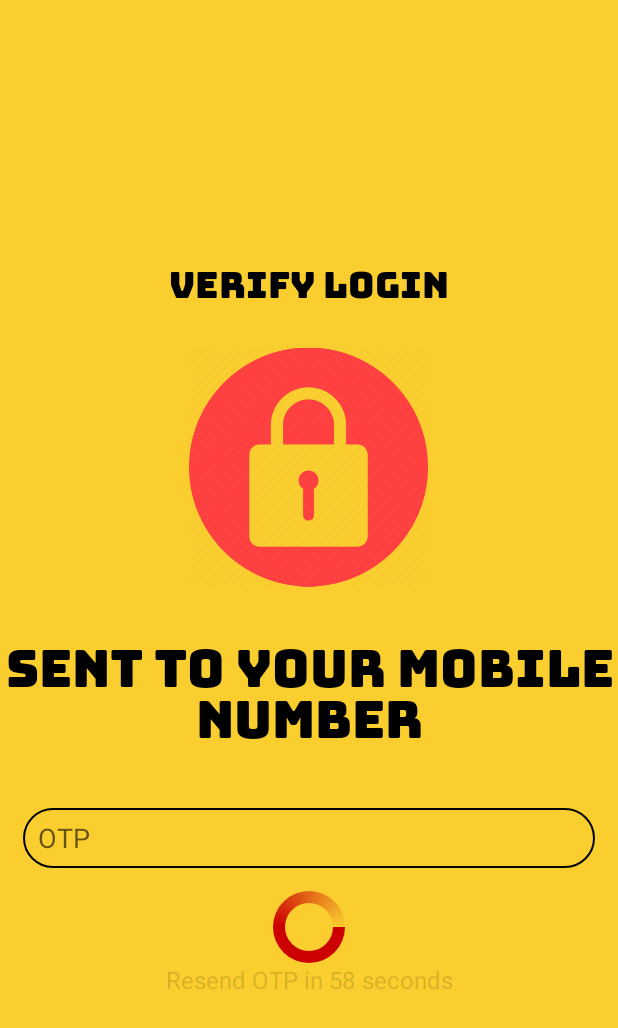
After one commit to EpicPrivacy/LORA_v4, an Android app: the Login_verify screen opened directly, with no data from a screen before it, on a phone screen of 412 x 824 dp. The commit adds this screen. Shown: the top 1028 px of the screen. Run offline under Robolectric (Android 15) with nearby library versions, the phone set to English and light mode, and no system bars; our stand-ins replace Firebase (no records; nobody signed in at launch, a user with empty details on screens opened directly); 1 statement that could not run was skipped.

Commit message:
number only mobile number and otp remove mainactivity direct to login

```diff
--- a/app/build.gradle
+++ b/app/build.gradle
@@ -65,6 +65,7 @@ dependencies {
 
     implementation 'com.google.android.libraries.places:places:3.3.0'
 
+    implementation 'com.google.firebase:firebase-auth:22.3.0'
 
     implementation 'androidx.recyclerview:recyclerview:1.3.2'
 
--- a/app/src/main/java/com/example/lorav4/Forgot_password.java
+++ b/app/src/main/java/com/example/lorav4/Forgot_password.java
@@ -55,12 +55,12 @@ public class Forgot_password extends AppCompatActivity {
 
     private boolean ValidateRegNumber(){
         String val = mobileEditText.getText().toString();
-        String NumberMatch = "^[+]?[0-9]{10}$";
+        String NumberMatch = "^[+]?[0-9]{11}$";
 
         if(val.isEmpty()){
             mobileEditText.setError("Field cannot be empty");
             return false;
-        } else if (val.length()!=10) {
+        } else if (val.length()!=11) {
             mobileEditText.setError("Mobile number not valid");
             return false;
         }else if (!val.matches(NumberMatch)) {
--- /dev/null
+++ b/app/src/main/java/com/example/lorav4/Login_verify.java
@@ -0,0 +1,194 @@
+package com.example.lorav4;
+
+
+import android.content.Intent;
+import android.os.Bundle;
+import android.view.View;
+import android.widget.Button;
+import android.widget.EditText;
+import android.widget.ProgressBar;
+import android.widget.TextView;
+
+import androidx.annotation.NonNull;
+import androidx.appcompat.app.AppCompatActivity;
+
+import com.example.lorav4.utils.AndroidUtil;
+import com.google.android.gms.tasks.OnCompleteListener;
+import com.google.android.gms.tasks.Task;
+import com.google.firebase.FirebaseException;
+import com.google.firebase.auth.AuthResult;
+import com.google.firebase.auth.FirebaseAuth;
+import com.google.firebase.auth.PhoneAuthCredential;
+import com.google.firebase.auth.PhoneAuthOptions;
+import com.google.firebase.auth.PhoneAuthProvider;
+
+import java.util.Timer;
+import java.util.TimerTask;
+import java.util.concurrent.TimeUnit;
+public class Login_verify extends AppCompatActivity {
+
+
+    String m_number;
+    Long timeoutSeconds = 60L;
+    String verificationCode;
+    PhoneAuthProvider.ForceResendingToken  resendingToken;
+
+    EditText otp_input;
+    Button btn_next;
+    ProgressBar progressBar;
+    TextView btn_resend;
+    FirebaseAuth mAuth = FirebaseAuth.getInstance();
+
+
+    @Override
+    protected void onCreate(Bundle savedInstanceState) {
+        super.onCreate(savedInstanceState);
+        setContentView(R.layout.activity_login_verify);
+
+        otp_input = findViewById(R.id.login_otp_input);
+        btn_next = findViewById(R.id.login_btn_next);
+        progressBar = findViewById(R.id.login_progressBar);
+        btn_resend = findViewById(R.id.login_btn_resend);
+
+        m_number = getIntent().getExtras().getString("m_number");
+
+        sendOtp(m_number,false);
+
+        btn_next.setOnClickListener(v -> {
+            ValidateRegNumber();
+            String enteredOtp  = otp_input.getText().toString();
+            PhoneAuthCredential credential =  PhoneAuthProvider.getCredential(verificationCode,enteredOtp);
+            signIn(credential);
+        });
+
+        btn_resend.setOnClickListener((v)->{
+            sendOtp(m_number,true);
+        });
+
+    }
+    private boolean ValidateRegNumber(){
+        String val = otp_input.getText().toString();
+        String NumberMatch = "^[+]?[0-9]{10}$";
+
+        if(val.isEmpty()){
+            otp_input.setError("Field cannot be empty");
+            return false;
+        } else if (val.length()!=10) {
+            otp_input.setError("Mobile number not valid");
+            return false;
+        }else if (!val.matches(NumberMatch)) {
+            otp_input.setError("Philippine number only");
+            return false;
+        }
+        else {
+            otp_input.setError(null);
+            return true;
+        }
+    }
+
+    void sendOtp(String phoneNumber,boolean isResend){
+        startResendTimer();
+        setInProgress(true);
+        PhoneAuthOptions.Builder builder =
+                PhoneAuthOptions.newBuilder(mAuth)
+                        .setPhoneNumber(phoneNumber)
+                        .setTimeout(timeoutSeconds, TimeUnit.SECONDS)
+                        .setActivity(this)
+                        .setCallbacks(new PhoneAuthProvider.OnVerificationStateChangedCallbacks() {
+                            @Override
+                            public void onVerificationCompleted(@NonNull PhoneAuthCredential phoneAuthCredential) {
+                                signIn(phoneAuthCredential);
+                                setInProgress(false);
+                            }
+
+                            @Override
+                            public void onVerificationFailed(@NonNull FirebaseException e) {
+                                AndroidUtil.showtoast(getApplicationContext(),"OTP verification failed");
+                                setInProgress(false);
+                            }
+
+                            @Override
+                            public void onCodeSent(@NonNull String s, @NonNull PhoneAuthProvider.ForceResendingToken forceResendingToken) {
+                                super.onCodeSent(s, forceResendingToken);
+                                verificationCode = s;
+                                resendingToken = forceResendingToken;
+                                AndroidUtil.showtoast(getApplicationContext(),"OTP sent successfully");
+                                setInProgress(false);
+                            }
+                        });
+        if(isResend){
+            PhoneAuthProvider.verifyPhoneNumber(builder.setForceResendingToken(resendingToken).build());
+        }else{
+            PhoneAuthProvider.verifyPhoneNumber(builder.build());
+        }
+
+    }
+
+    void setInProgress(boolean inProgress){
+        if(inProgress){
+            progressBar.setVisibility(View.VISIBLE);
+            btn_next.setVisibility(View.GONE);
+        }else{
+            progressBar.setVisibility(View.GONE);
+            btn_next.setVisibility(View.VISIBLE);
+        }
+    }
+
+    void signIn(PhoneAuthCredential phoneAuthCredential){
+        //login and go to next activity
+        setInProgress(true);
+        mAuth.signInWithCredential(phoneAuthCredential).addOnCompleteListener(new OnCompleteListener<AuthResult>() {
+            @Override
+            public void onComplete(@NonNull Task<AuthResult> task) {
+                setInProgress(false);
+                if(task.isSuccessful()){
+                    Intent intent = new Intent(Login_verify.this,Dashboard.class);
+                    intent.putExtra("m_number",m_number);
+                    startActivity(intent);
+                }else{
+                    AndroidUtil.showtoast(getApplicationContext(),"OTP verification failed");
+                }
+            }
+        });
+
+
+    }
+
+    void startResendTimer() {
+        btn_resend.setEnabled(false);
+        Timer timer = new Timer();
+
+        timer.scheduleAtFixedRate(new TimerTask() {
+            @Override
+            public void run() {
+                timeoutSeconds--;
+
+                runOnUiThread(() -> {
+                    btn_resend.setText("Resend OTP in " + timeoutSeconds + " seconds");
+                });
+
+                if (timeoutSeconds <= 0) {
+                    timeoutSeconds = 60L;
+                    timer.cancel();
+
+                    runOnUiThread(() -> {
+                        btn_resend.setEnabled(true);
+                    });
+                }
+            }
+        }, 0, 1000);
+    }
+    @Override
+    protected void onPause() {
+        super.onPause();
+        // This method is called when the activity is no longer in the foreground.
+        // You might want to stop ongoing processes or resources here.
+    }
+
+    @Override
+    protected void onDestroy() {
+        super.onDestroy();
+        // This method is called when the activity is being destroyed.
+        // Release resources, unregister listeners, or perform cleanup tasks here.
+    }
+}
--- a/app/src/main/java/com/example/lorav4/Verify_otp.java
+++ b/app/src/main/java/com/example/lorav4/Verify_otp.java
@@ -143,7 +143,7 @@ public class Verify_otp extends AppCompatActivity {
             public void onComplete(@NonNull Task<AuthResult> task) {
                 setInProgress(false);
                 if(task.isSuccessful()){
-                    Intent intent = new Intent(Verify_otp.this,MainActivity.class);
+                    Intent intent = new Intent(Verify_otp.this,Login.class);
                     intent.putExtra("m_number",m_number);
                     startActivity(intent);
                     finish();
--- /dev/null
+++ b/app/src/main/res/drawable/rounded_corner.xml
@@ -0,0 +1,4 @@
+<shape xmlns:android="http://schemas.android.com/apk/res/android">
+    <solid android:color="@android:color/white" />
+    <corners android:radius="8dp" />
+</shape>
--- /dev/null
+++ b/app/src/main/res/layout/activity_login_verify.xml
@@ -0,0 +1,75 @@
+<?xml version="1.0" encoding="utf-8"?>
+<LinearLayout xmlns:android="http://schemas.android.com/apk/res/android"
+    xmlns:app="http://schemas.android.com/apk/res-auto"
+    xmlns:tools="http://schemas.android.com/tools"
+    android:layout_width="match_parent"
+    android:layout_height="match_parent"
+    tools:context=".Login_verify"
+    android:gravity="center"
+    android:orientation="vertical"
+    android:background="#face2f">
+
+    <TextView
+        android:id="@+id/textView16"
+        android:layout_width="match_parent"
+        android:layout_height="wrap_content"
+        android:fontFamily="@font/bungee"
+        android:gravity="center"
+        android:text="Verify Login"
+        android:textColor="#000000"
+        android:textSize="24sp" />
+
+    <ImageView
+        android:id="@+id/imageView2"
+        android:layout_width="159dp"
+        android:layout_height="181dp"
+        android:src="@drawable/otp"
+        tools:srcCompat="@drawable/otp" />
+
+    <TextView
+        android:id="@+id/textView9"
+        android:layout_width="match_parent"
+        android:layout_height="wrap_content"
+        android:fontFamily="@font/bungee"
+        android:gravity="center"
+        android:text="sent to your mobile number"
+        android:textColor="#000000"
+        android:textSize="34sp" />
+
+    <EditText
+        android:id="@+id/login_otp_input"
+        android:layout_width="match_parent"
+        android:layout_height="40dp"
+        android:layout_margin="15dp"
+        android:background="@drawable/edit_text_background"
+        android:ems="10"
+        android:hint="OTP"
+        android:inputType="number"
+        android:paddingStart="10dp" />
+
+    <Button
+        android:id="@+id/login_btn_next"
+        android:layout_width="match_parent"
+        android:layout_height="wrap_content"
+        android:layout_margin="15dp"
+        android:background="@drawable/button_background"
+        android:text="Next"
+        android:textColor="#ffff" />
+
+    <ProgressBar
+        android:id="@+id/login_progressBar"
+        style="?android:attr/progressBarStyle"
+        android:layout_width="match_parent"
+        android:layout_height="wrap_content"
+        android:indeterminateDrawable="@drawable/custom_progress_indicator"/>
+
+    <TextView
+        android:id="@+id/login_btn_resend"
+        android:layout_width="match_parent"
+        android:layout_height="wrap_content"
+        android:gravity="center"
+        android:text="Resend OTP in 60s"
+        android:textSize="16sp" />
+
+
+</LinearLayout>
```
Also changed, not shown: app/src/main/AndroidManifest.xml (+4 -3 lines), app/src/main/java/com/example/lorav4/Helper.java (+39 -26 lines), app/src/main/java/com/example/lorav4/Login.java (+65 -3 lines), app/src/main/java/com/example/lorav4/Order.java (+24 -1 lines), app/src/main/java/com/example/lorav4/Sign_up.java (+42 -23 lines), app/src/main/java/com/example/lorav4/Transactions.java (+48 -6 lines), app/src/main/res/drawable/border_bottom.xml (added, +13 -0 lines), app/src/main/res/layout/activity_sign_up.xml (+28 -3 lines), app/src/main/res/layout/item_order.xml (+11 -2 lines), 2 other files.
